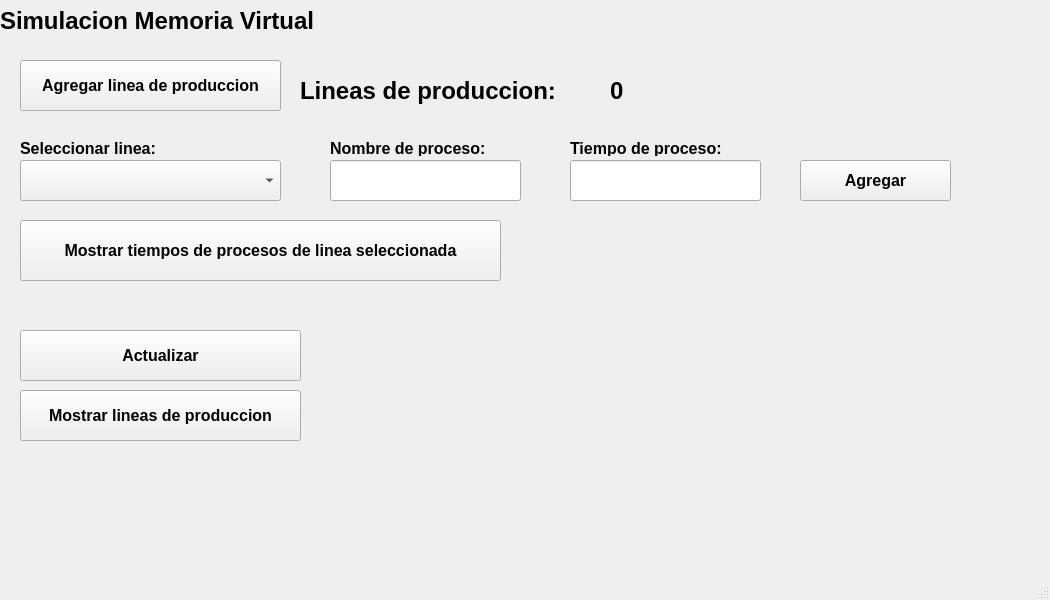
This is GUI/ventanaprincipal.ui in JoseDavidSS/AED2.LineaProduccion-Simulada as Qt 5 draws it before an edit. The edited form follows.
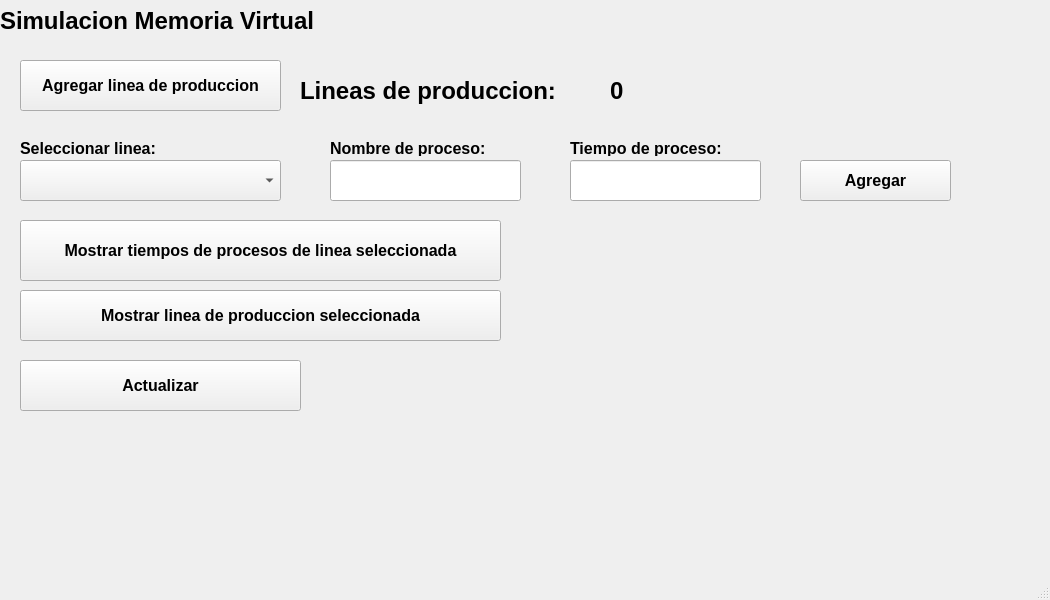
This is the edited form.

Commit message: Se trabaja en la interfaz gráfica con logica

The edit to the form file:
```diff
--- a/GUI/ventanaprincipal.ui
+++ b/GUI/ventanaprincipal.ui
@@ -38,8 +38,8 @@
     <property name="geometry">
      <rect>
       <x>20</x>
-      <y>390</y>
-      <width>281</width>
+      <y>290</y>
+      <width>481</width>
       <height>51</height>
      </rect>
     </property>
@@ -51,7 +51,7 @@
      </font>
     </property>
     <property name="text">
-     <string>Mostrar lineas de produccion</string>
+     <string>Mostrar linea de produccion seleccionada</string>
     </property>
    </widget>
    <widget class="QPushButton" name="pushButton_3">
@@ -220,7 +220,7 @@
     <property name="geometry">
      <rect>
       <x>20</x>
-      <y>330</y>
+      <y>360</y>
       <width>281</width>
       <height>51</height>
      </rect>
```
The commit also changes 5 other files.
